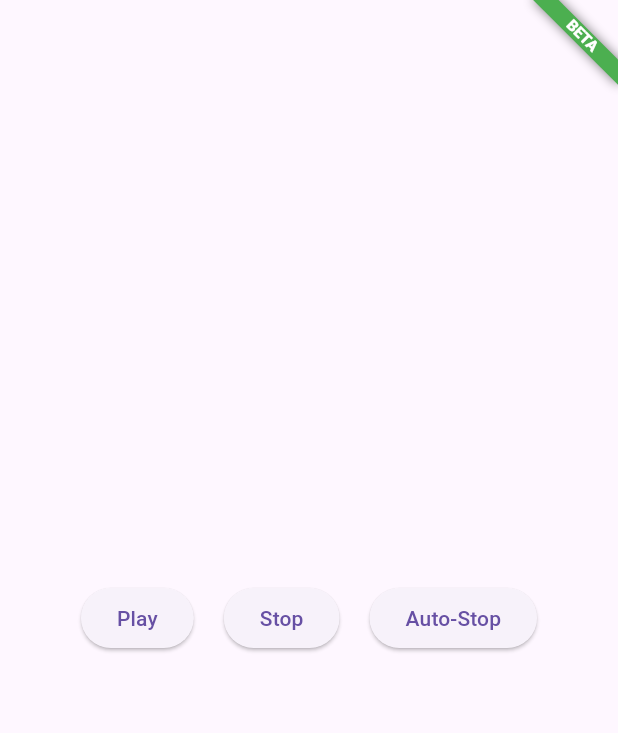
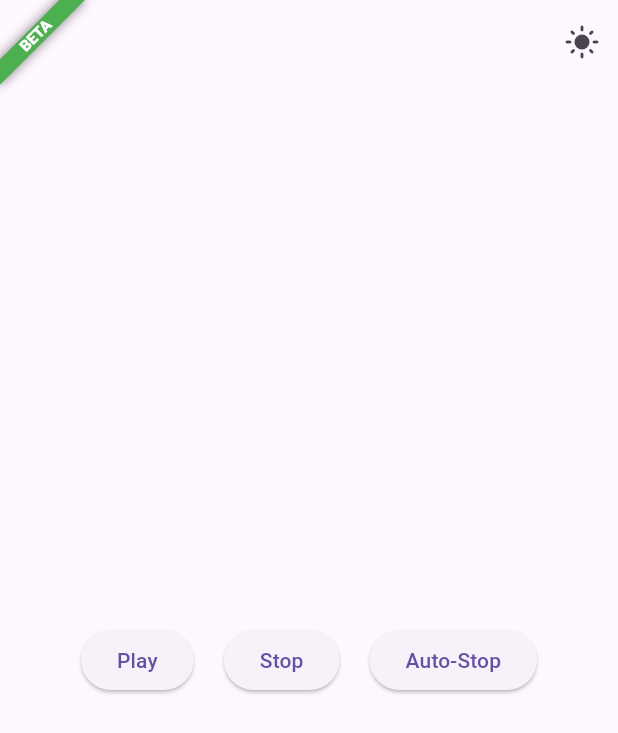
Before and after one commit to matthewwcole/equanMAN, a Flutter app: the screen it shows after launch, on a phone screen of 412 x 824 dp. Shown: the top 733 px of the screen. Run offline on Flutter 3.47's test engine with Material 3 defaults, Android fonts, the phone set to English and light mode, and no system bars; our stand-ins replace just_audio; missing offline and left inert: audio_session.

Commit message:
feat: Implement audio session management and theme switching
- Add audio_session package for audio session management and ducking.
- Implement ThemeViewModel for light/dark mode switching.
- Integrate ThemeViewModel into main.dart and GaplessPlaylist.
- Update widget tests to reflect UI changes and ThemeViewModel.
- Move beta banner to top-start to avoid collision with AppBar actions.

```diff
--- a/lib/main.dart
+++ b/lib/main.dart
@@ -1,8 +1,15 @@
 import 'package:breathingcompanion/view/gaplessplaylist.dart';
+import 'package:breathingcompanion/viewmodel/theme_viewmodel.dart';
 import 'package:flutter/material.dart';
+import 'package:provider/provider.dart';
 
 void main() {
-  runApp(MyApp());
+  runApp(
+    ChangeNotifierProvider(
+      create: (_) => ThemeViewModel(),
+      child: const MyApp(),
+    ),
+  );
 }
 
 class MyApp extends StatelessWidget {
@@ -10,15 +17,40 @@ const MyApp({super.key});
 
   @override
   Widget build(BuildContext context) {
+    return Consumer<ThemeViewModel>(
+      builder: (context, themeViewModel, child) {
         return MaterialApp(
           debugShowCheckedModeBanner: false,
           title: 'Equanimity',
-      theme: ThemeData(primarySwatch: Colors.blue),
-      home: Banner(
+          theme: ThemeData(
+            brightness: Brightness.light,
+            primarySwatch: Colors.blue,
+            // elevatedButtonTheme: ElevatedButtonThemeData(
+            //   style: ButtonStyle(
+            //     backgroundColor:
+            //         MaterialStateProperty.all<Color>(Colors.blue.shade100),
+            //   ),
+            // ),
+          ),
+          darkTheme: ThemeData(
+            brightness: Brightness.dark,
+            primarySwatch: Colors.blue,
+            // elevatedButtonTheme: ElevatedButtonThemeData(
+            //   style: ButtonStyle(
+            //     backgroundColor:
+            //         MaterialStateProperty.all<Color>(Colors.blue.shade900),
+            //   ),
+            // ),
+          ),
+          themeMode: themeViewModel.themeMode,
+          home: const Banner(
             message: "BETA",
-        location: BannerLocation.topEnd,
+            location: BannerLocation.topStart,
             color: Colors.green,
-        child: const GaplessPlaylist(),)
+            child: GaplessPlaylist(),
+          ),
+        );
+      },
     );
   }
 }
--- a/lib/view/gaplessplaylist.dart
+++ b/lib/view/gaplessplaylist.dart
@@ -1,10 +1,10 @@
 import 'package:breathingcompanion/view/audio_control_buttons.dart';
 import 'package:breathingcompanion/viewmodel/sleep_timer_viewmodel.dart';
+import 'package:breathingcompanion/viewmodel/theme_viewmodel.dart';
 import 'package:flutter/material.dart';
+import 'package:provider/provider.dart';
 import '../model/audio_player_service.dart';
 import 'package:flutter/cupertino.dart';
-
-
 
 class GaplessPlaylist extends StatefulWidget {
   const GaplessPlaylist({super.key});
@@ -14,14 +14,12 @@ class GaplessPlaylist extends StatefulWidget {
 }
 
 class _GaplessPlaylistState extends State<GaplessPlaylist> {
-
   final _audioService = AudioPlayerService();
   late final SleepTimerLogic _timerLogic; //declared without initalization
 
   @override
   void initState() {
     super.initState();
-  _audioService.myService();
     _timerLogic = SleepTimerLogic(_audioService); //initialized here
   }
 
@@ -29,7 +27,6 @@ void initState() {
     await _audioService.play();
     //final timerLogic = SleepTimerLogic(_audioService);
     //timerLogic.startTimer(0, 0, 10);  // 10 seconds - faster to test!
-
   }
 
   void _onStopPressed() async {
@@ -72,15 +69,17 @@ void initState() {
                 Navigator.pop(context, 'custom'); // This will be custom
               },
               child: const Text('Custom'),
-            )
+            ),
           ],
         );
-      }
+      },
     );
     if (!mounted) return;
     if (timerChoices != null) {
       if (timerChoices == 'custom') {
-          Duration selectedDuration = const Duration(minutes: 15); // Default value and this is what VSCode gave us after a tab.
+        Duration selectedDuration = const Duration(
+          minutes: 15,
+        ); // Default value and this is what VSCode gave us after a tab.
         final customTime = await showCupertinoDialog(
           context: context,
           builder: (context) {
@@ -92,7 +91,8 @@ void initState() {
                   child: CupertinoTimerPicker(
                     mode: CupertinoTimerPickerMode.hms,
                     onTimerDurationChanged: (Duration newDuration) {
-                        selectedDuration = newDuration; //Store the picked duration here
+                      selectedDuration =
+                          newDuration; //Store the picked duration here
                     },
                   ),
                 ),
@@ -109,41 +109,68 @@ void initState() {
                   child: const Text('Namaste'),
                   onPressed: () {
                     //What does go here?
-                      Navigator.pop(
-                        context, selectedDuration
-                        );
+                    Navigator.pop(context, selectedDuration);
                   },
                 ),
               ],
             );
-            }
+          },
         );
         //Promblem Fixing
         //This is for is a user navigates away without selecting a time
         if (!mounted) return;
         //this is for what?
         if (customTime != null) {
-              _timerLogic.startTimer (
+          _timerLogic.startTimer(
             customTime.inHours,
             customTime.inMinutes % 60,
-                customTime.inSeconds % 60
+            customTime.inSeconds % 60,
           );
         }
       } else {
         //Start timer with the number
-          _timerLogic.startTimer(0, timerChoices, 0); // start timer with timerChoices minutes
+        _timerLogic.startTimer(
+          0,
+          timerChoices,
+          0,
+        ); // start timer with timerChoices minutes
       }
     }
   }
 
   @override
+  void dispose() {
+    _audioService.dispose();
+    super.dispose();
+  }
+
+  @override
   Widget build(BuildContext context) {
     return Scaffold(
+      appBar: AppBar(
+        actions: [
+          Consumer<ThemeViewModel>(
+            builder: (context, themeViewModel, child) {
+              return IconButton(
+                icon: Icon(
+                  themeViewModel.themeMode == ThemeMode.dark
+                      ? Icons.dark_mode
+                      : Icons.light_mode,
+                ),
+                onPressed: () {
+                  themeViewModel.toggleTheme();
+                },
+              );
+            },
+          ),
+        ],
+      ),
       body: Center(
         child: AudioControlButtons(
           onPlay: _onPlayPressed,
           onStop: _onStopPressed,
-          startTimer: _onTimerPressed,)
+          startTimer: _onTimerPressed,
+        ),
       ),
     );
   }
--- /dev/null
+++ b/lib/viewmodel/theme_viewmodel.dart
@@ -0,0 +1,14 @@
+import 'package:flutter/material.dart';
+
+class ThemeViewModel extends ChangeNotifier {
+  ThemeMode _themeMode = ThemeMode.system;
+
+  ThemeMode get themeMode => _themeMode;
+
+  void toggleTheme() {
+    _themeMode = _themeMode == ThemeMode.light
+        ? ThemeMode.dark
+        : ThemeMode.light;
+    notifyListeners();
+  }
+}
--- a/pubspec.yaml
+++ b/pubspec.yaml
@@ -35,6 +35,8 @@ dependencies:
   # Use with the CupertinoIcons class for iOS style icons.
   cupertino_icons: ^1.0.8
   just_audio: ^0.10.5
+  audio_session: ^0.2.2
+  provider: ^6.1.5+1
 
 dev_dependencies:
   flutter_test:
```
Also changed, not shown: lib/model/audio_player_service.dart (+31 -9 lines), pubspec.lock, 1 other file. Lines whose indentation alone changed are shown as unchanged.
